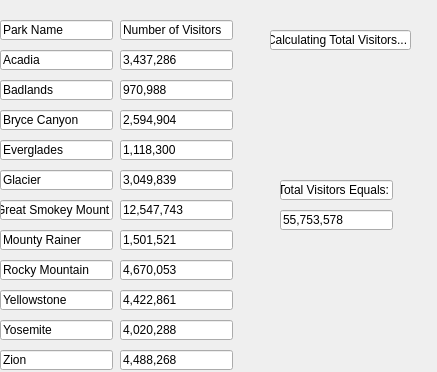
Qt form totalvisitors.ui (smoreno11/NationalParksProject) before a commit.
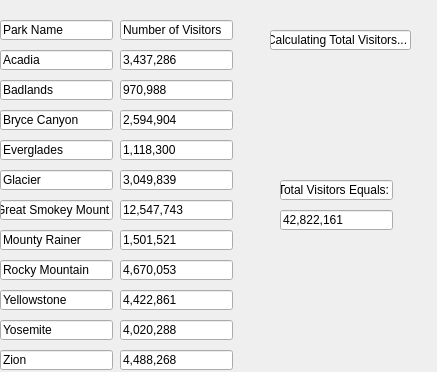
The same form after that commit.

```diff
--- a/totalvisitors.ui
+++ b/totalvisitors.ui
@@ -311,7 +311,7 @@
     </rect>
    </property>
    <property name="text">
-    <string>55,753,578</string>
+    <string>42,822,161</string>
    </property>
    <property name="readOnly">
     <bool>true</bool>
```
